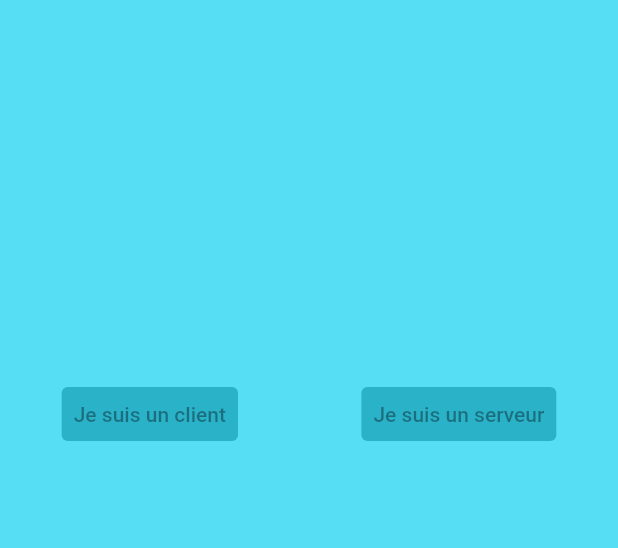
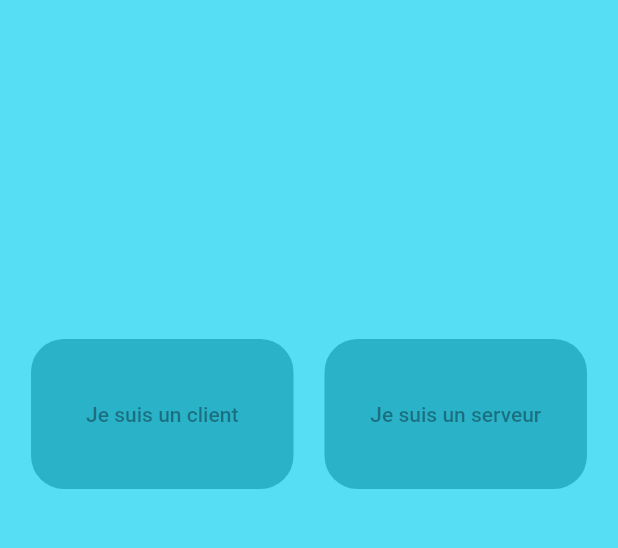
Before and after one commit to AlphaShadows77/dog-cam-3000, a Flutter app: the screen it shows after launch, on a phone screen of 412 x 824 dp, the part 204-752 px from its top. Run offline on Flutter 3.47's test engine with Material 2 defaults, Android fonts, the phone set to English and light mode, and no system bars.

Commit message:
Change shape of buttons

```diff
--- a/lib/main.dart
+++ b/lib/main.dart
@@ -75,11 +75,15 @@ class _MyHomePageState extends State<MyHomePage> {
 					Align(
 						alignment: Alignment.center,
 						child: Row(
-							mainAxisAlignment: MainAxisAlignment.spaceAround,
+							mainAxisAlignment: MainAxisAlignment.spaceEvenly,
 							children: [
 								TextButton(
 									style: TextButton.styleFrom(
 										backgroundColor: const Color(0xFF2AB2C9),
+										minimumSize: Size(175, 100),
+										shape: RoundedRectangleBorder(
+											borderRadius: BorderRadius.circular(22.0),
+										),
 									),
 									child: Text(
 										"Je suis un client",
@@ -88,11 +92,15 @@ class _MyHomePageState extends State<MyHomePage> {
 								TextButton(
 									style: TextButton.styleFrom(
 										backgroundColor: const Color(0xFF2AB2C9),
+										minimumSize: Size(175, 100),
+										shape: RoundedRectangleBorder(
+												borderRadius: BorderRadius.circular(22.0),
+										),
 									),
 									child: Text(
 										"Je suis un serveur",
 									)
-								)
+								),
 							],
 						),
 					),
```
